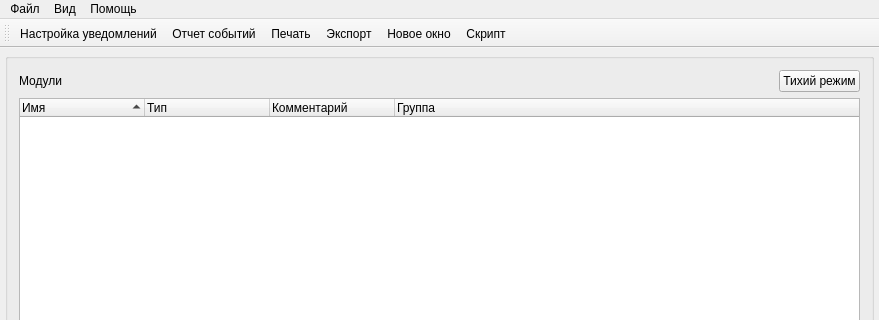
Above: src/SVMonitor/forms/mainwin.ui from Tyill/SVisual before the change; both pictures show x 0 to 879 and y 0 to 320 of the 879 by 613 pixel window. Below: the same form after it.
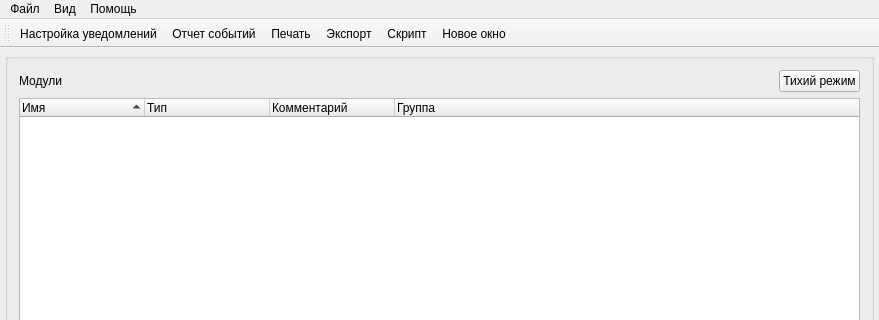
That is the form after the change. Icons and pictures are not drawn. Custom widgets are drawn as their Qt base class.

Patch:
```diff
--- a/src/SVMonitor/forms/mainwin.ui
+++ b/src/SVMonitor/forms/mainwin.ui
@@ -242,8 +242,8 @@
    <addaction name="actionEventOrder"/>
    <addaction name="actionPrint"/>
    <addaction name="actionExport"/>
-   <addaction name="actionNewWin"/>
    <addaction name="actionScript"/>
+   <addaction name="actionNewWin"/>
   </widget>
   <action name="actionOpen">
    <property name="icon">
```
